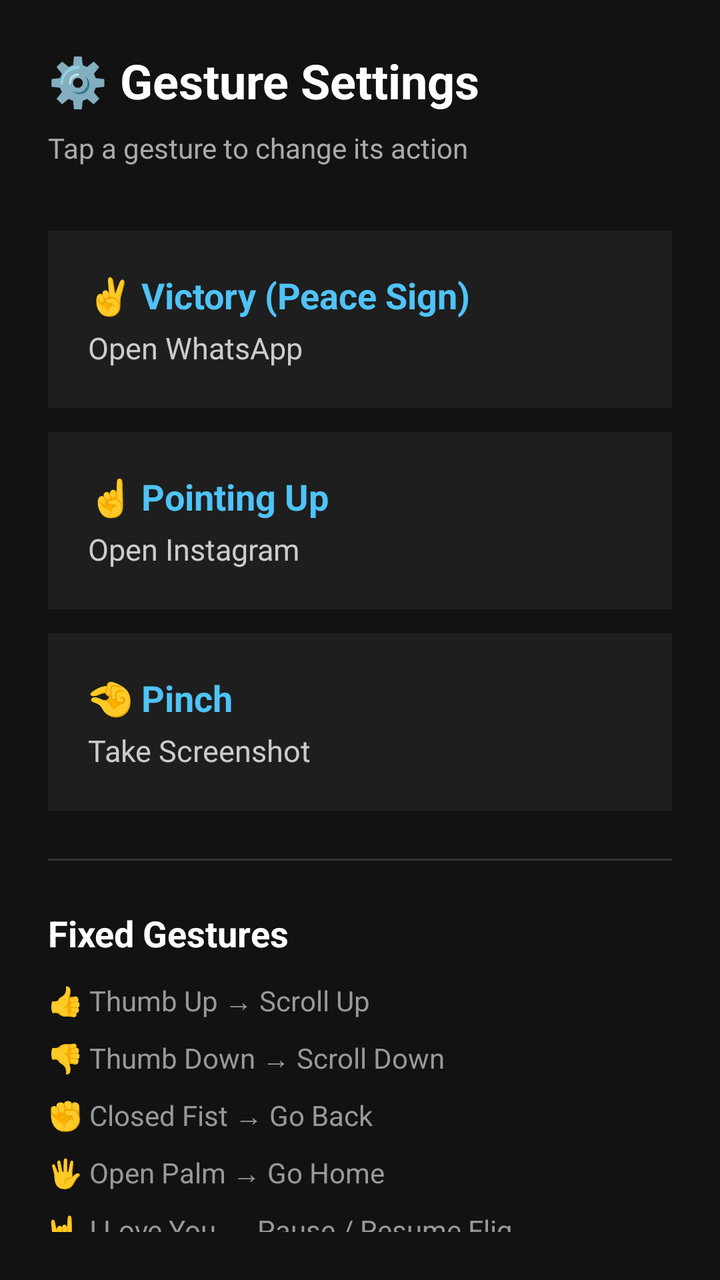
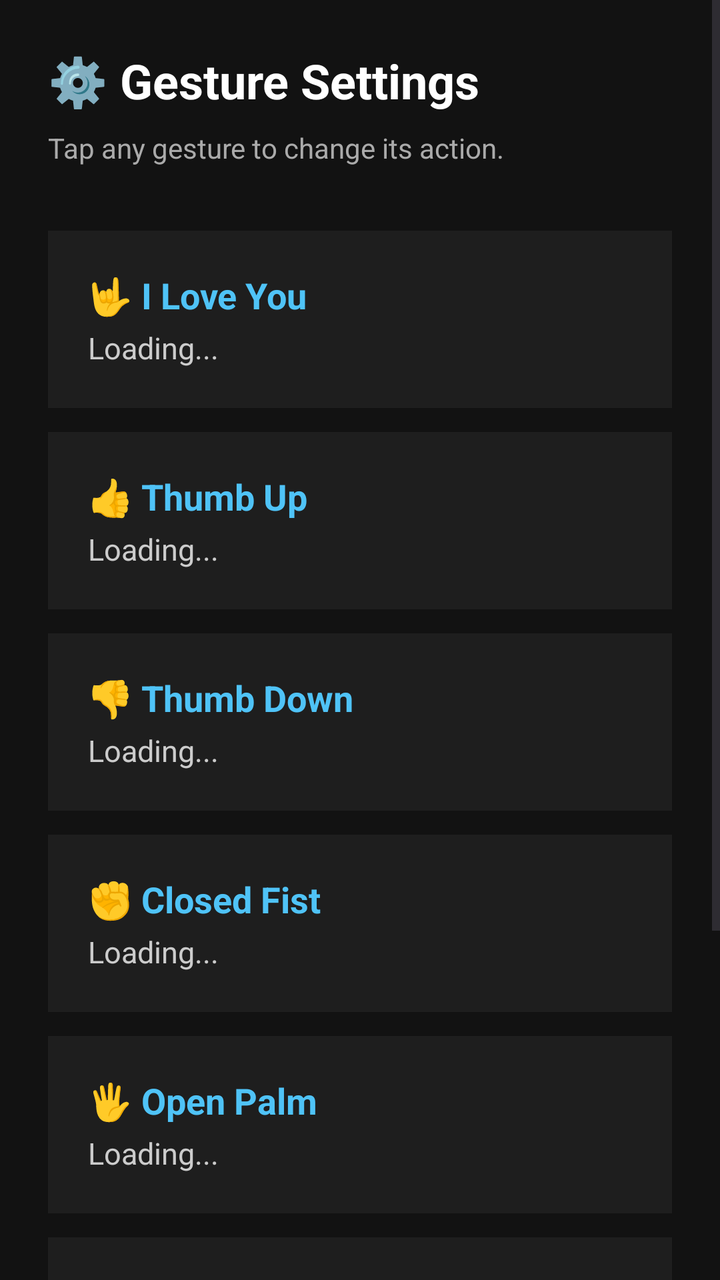

An Android layout rendered at two revisions. The XML below is the earlier revision; the diff shows what the commit changed to produce the second picture.
<!-- AndroidManifest.xml: activity theme Theme.Fliq -->
<!-- res/layout/activity_settings.xml -->
<?xml version="1.0" encoding="utf-8"?>
<LinearLayout xmlns:android="http://schemas.android.com/apk/res/android"
    android:layout_width="match_parent"
    android:layout_height="match_parent"
    android:orientation="vertical"
    android:background="#121212"
    android:padding="24dp">

    <TextView
        android:layout_width="wrap_content"
        android:layout_height="wrap_content"
        android:text="⚙️ Gesture Settings"
        android:textColor="#FFFFFF"
        android:textSize="24sp"
        android:textStyle="bold"
        android:layout_marginBottom="8dp" />

    <TextView
        android:layout_width="wrap_content"
        android:layout_height="wrap_content"
        android:text="Tap a gesture to change its action"
        android:textColor="#AAAAAA"
        android:textSize="14sp"
        android:layout_marginBottom="32dp" />

    
    <LinearLayout
        android:id="@+id/rowVictory"
        android:layout_width="match_parent"
        android:layout_height="wrap_content"
        android:orientation="vertical"
        android:background="#1E1E1E"
        android:padding="20dp"
        android:layout_marginBottom="12dp"
        android:clickable="true"
        android:focusable="true">

        <TextView
            android:layout_width="wrap_content"
            android:layout_height="wrap_content"
            android:text="✌️ Victory (Peace Sign)"
            android:textColor="#4FC3F7"
            android:textSize="18sp"
            android:textStyle="bold" />

        <TextView
            android:id="@+id/tvVictoryAction"
            android:layout_width="wrap_content"
            android:layout_height="wrap_content"
            android:text="Open WhatsApp"
            android:textColor="#CCCCCC"
            android:textSize="15sp"
            android:layout_marginTop="4dp" />
    </LinearLayout>

    
    <LinearLayout
        android:id="@+id/rowPointingUp"
        android:layout_width="match_parent"
        android:layout_height="wrap_content"
        android:orientation="vertical"
        android:background="#1E1E1E"
        android:padding="20dp"
        android:layout_marginBottom="12dp"
        android:clickable="true"
        android:focusable="true">

        <TextView
            android:layout_width="wrap_content"
            android:layout_height="wrap_content"
            android:text="☝️ Pointing Up"
            android:textColor="#4FC3F7"
            android:textSize="18sp"
            android:textStyle="bold" />

        <TextView
            android:id="@+id/tvPointingUpAction"
            android:layout_width="wrap_content"
            android:layout_height="wrap_content"
            android:text="Open Instagram"
            android:textColor="#CCCCCC"
            android:textSize="15sp"
            android:layout_marginTop="4dp" />
    </LinearLayout>

    
    <LinearLayout
        android:id="@+id/rowPinch"
        android:layout_width="match_parent"
        android:layout_height="wrap_content"
        android:orientation="vertical"
        android:background="#1E1E1E"
        android:padding="20dp"
        android:layout_marginBottom="24dp"
        android:clickable="true"
        android:focusable="true">

        <TextView
            android:layout_width="wrap_content"
            android:layout_height="wrap_content"
            android:text="🤏 Pinch"
            android:textColor="#4FC3F7"
            android:textSize="18sp"
            android:textStyle="bold" />

        <TextView
            android:id="@+id/tvPinchAction"
            android:layout_width="wrap_content"
            android:layout_height="wrap_content"
            android:text="Take Screenshot"
            android:textColor="#CCCCCC"
            android:textSize="15sp"
            android:layout_marginTop="4dp" />
    </LinearLayout>

    
    <View
        android:layout_width="match_parent"
        android:layout_height="1dp"
        android:background="#333333"
        android:layout_marginBottom="24dp" />

    
    <TextView
        android:layout_width="wrap_content"
        android:layout_height="wrap_content"
        android:text="Fixed Gestures"
        android:textColor="#FFFFFF"
        android:textSize="18sp"
        android:textStyle="bold"
        android:layout_marginBottom="12dp" />

    <TextView
        android:layout_width="wrap_content"
        android:layout_height="wrap_content"
        android:text="👍 Thumb Up → Scroll Up\n👎 Thumb Down → Scroll Down\n✊ Closed Fist → Go Back\n🖐️ Open Palm → Go Home\n🤟 I Love You → Pause / Resume Fliq"
        android:textColor="#999999"
        android:textSize="14sp"
        android:lineSpacingMultiplier="1.5" />

</LinearLayout>
<!-- resources referenced by this layout -->
<resources>
  <style name="Theme.Fliq" parent="Theme.Material3.DayNight.NoActionBar">
          <item name="colorPrimary">#00FF88</item>
          <item name="colorOnPrimary">#000000</item>
          <item name="android:statusBarColor">#000000</item>
          <item name="android:navigationBarColor">#000000</item>
      </style>
</resources>

<!-- the commit's change to res/layout/activity_settings.xml (unified diff, before → after) -->
@@ -1,141 +1,150 @@
 <?xml version="1.0" encoding="utf-8"?>
-<LinearLayout xmlns:android="http://schemas.android.com/apk/res/android"
+<ScrollView xmlns:android="http://schemas.android.com/apk/res/android"
     android:layout_width="match_parent"
     android:layout_height="match_parent"
-    android:orientation="vertical"
-    android:background="#121212"
-    android:padding="24dp">
-
-    <TextView
-        android:layout_width="wrap_content"
-        android:layout_height="wrap_content"
-        android:text="⚙️ Gesture Settings"
-        android:textColor="#FFFFFF"
-        android:textSize="24sp"
-        android:textStyle="bold"
-        android:layout_marginBottom="8dp" />
-
-    <TextView
-        android:layout_width="wrap_content"
-        android:layout_height="wrap_content"
-        android:text="Tap a gesture to change its action"
-        android:textColor="#AAAAAA"
-        android:textSize="14sp"
-        android:layout_marginBottom="32dp" />
-
+    android:background="#121212">
     
     <LinearLayout
-        android:id="@+id/rowVictory"
         android:layout_width="match_parent"
         android:layout_height="wrap_content"
         android:orientation="vertical"
-        android:background="#1E1E1E"
-        android:padding="20dp"
-        android:layout_marginBottom="12dp"
-        android:clickable="true"
-        android:focusable="true">
+        android:padding="24dp">
 
         <TextView
             android:layout_width="wrap_content"
             android:layout_height="wrap_content"
-            android:text="✌️ Victory (Peace Sign)"
-            android:textColor="#4FC3F7"
-            android:textSize="18sp"
-            android:textStyle="bold" />
-
-        <TextView
-            android:id="@+id/tvVictoryAction"
-            android:layout_width="wrap_content"
-            android:layout_height="wrap_content"
-            android:text="Open WhatsApp"
-            android:textColor="#CCCCCC"
-            android:textSize="15sp"
-            android:layout_marginTop="4dp" />
-    </LinearLayout>
-
-    
-    <LinearLayout
-        android:id="@+id/rowPointingUp"
-        android:layout_width="match_parent"
-        android:layout_height="wrap_content"
-        android:orientation="vertical"
-        android:background="#1E1E1E"
-        android:padding="20dp"
-        android:layout_marginBottom="12dp"
-        android:clickable="true"
-        android:focusable="true">
+            android:text="⚙️ Gesture Settings"
+            android:textColor="#FFFFFF"
+            android:textSize="24sp"
+            android:textStyle="bold"
+            android:layout_marginBottom="8dp" />
 
         <TextView
             android:layout_width="wrap_content"
             android:layout_height="wrap_content"
-            android:text="☝️ Pointing Up"
-            android:textColor="#4FC3F7"
-            android:textSize="18sp"
-            android:textStyle="bold" />
+            android:text="Tap any gesture to change its action."
+            android:textColor="#AAAAAA"
+            android:textSize="14sp"
+            android:layout_marginBottom="32dp" />
 
-        <TextView
-            android:id="@+id/tvPointingUpAction"
-            android:layout_width="wrap_content"
+        
+        <LinearLayout
+            android:id="@+id/rowILoveYou"
+            android:layout_width="match_parent"
             android:layout_height="wrap_content"
-            android:text="Open Instagram"
-            android:textColor="#CCCCCC"
-            android:textSize="15sp"
-            android:layout_marginTop="4dp" />
+            android:orientation="vertical"
+            android:background="#1E1E1E"
+            android:padding="20dp"
+            android:layout_marginBottom="12dp"
+            android:clickable="true"
+            android:focusable="true">
+            <TextView android:layout_width="wrap_content" android:layout_height="wrap_content"
+                android:text="🤟 I Love You" android:textColor="#4FC3F7" android:textSize="18sp" android:textStyle="bold" />
+            <TextView android:id="@+id/tvILoveYouAction" android:layout_width="wrap_content" android:layout_height="wrap_content"
+                android:text="Loading..." android:textColor="#CCCCCC" android:textSize="15sp" android:layout_marginTop="4dp" />
+        </LinearLayout>
+
+        
+        <LinearLayout
+            android:id="@+id/rowThumbUp"
+            android:layout_width="match_parent"
+            android:layout_height="wrap_content"
+            android:orientation="vertical"
+            android:background="#1E1E1E"
+            android:padding="20dp"
+            android:layout_marginBottom="12dp"
+            android:clickable="true"
+            android:focusable="true">
+            <TextView android:layout_width="wrap_content" android:layout_height="wrap_content"
+                android:text="👍 Thumb Up" android:textColor="#4FC3F7" android:textSize="18sp" android:textStyle="bold" />
+            <TextView android:id="@+id/tvThumbUpAction" android:layout_width="wrap_content" android:layout_height="wrap_content"
+                android:text="Loading..." android:textColor="#CCCCCC" android:textSize="15sp" android:layout_marginTop="4dp" />
+        </LinearLayout>
+
+        
+        <LinearLayout
+            android:id="@+id/rowThumbDown"
+            android:layout_width="match_parent"
+            android:layout_height="wrap_content"
+            android:orientation="vertical"
+            android:background="#1E1E1E"
+            android:padding="20dp"
+            android:layout_marginBottom="12dp"
+            android:clickable="true"
+            android:focusable="true">
+            <TextView android:layout_width="wrap_content" android:layout_height="wrap_content"
+                android:text="👎 Thumb Down" android:textColor="#4FC3F7" android:textSize="18sp" android:textStyle="bold" />
+            <TextView android:id="@+id/tvThumbDownAction" android:layout_width="wrap_content" android:layout_height="wrap_content"
+                android:text="Loading..." android:textColor="#CCCCCC" android:textSize="15sp" android:layout_marginTop="4dp" />
+        </LinearLayout>
+
+        
+        <LinearLayout
+            android:id="@+id/rowClosedFist"
+            android:layout_width="match_parent"
+            android:layout_height="wrap_content"
+            android:orientation="vertical"
+            android:background="#1E1E1E"
+            android:padding="20dp"
+            android:layout_marginBottom="12dp"
+            android:clickable="true"
+            android:focusable="true">
+            <TextView android:layout_width="wrap_content" android:layout_height="wrap_content"
+                android:text="✊ Closed Fist" android:textColor="#4FC3F7" android:textSize="18sp" android:textStyle="bold" />
+            <TextView android:id="@+id/tvClosedFistAction" android:layout_width="wrap_content" android:layout_height="wrap_content"
+                android:text="Loading..." android:textColor="#CCCCCC" android:textSize="15sp" android:layout_marginTop="4dp" />
+        </LinearLayout>
+
+        
+        <LinearLayout
+            android:id="@+id/rowOpenPalm"
+            android:layout_width="match_parent"
+            android:layout_height="wrap_content"
+            android:orientation="vertical"
+            android:background="#1E1E1E"
+            android:padding="20dp"
+            android:layout_marginBottom="12dp"
+            android:clickable="true"
+            android:focusable="true">
+            <TextView android:layout_width="wrap_content" android:layout_height="wrap_content"
+                android:text="🖐️ Open Palm" android:textColor="#4FC3F7" android:textSize="18sp" android:textStyle="bold" />
+            <TextView android:id="@+id/tvOpenPalmAction" android:layout_width="wrap_content" android:layout_height="wrap_content"
+                android:text="Loading..." android:textColor="#CCCCCC" android:textSize="15sp" android:layout_marginTop="4dp" />
+        </LinearLayout>
+
+        
+        <LinearLayout
+            android:id="@+id/rowVictory"
+            android:layout_width="match_parent"
+            android:layout_height="wrap_content"
+            android:orientation="vertical"
+            android:background="#1E1E1E"
+            android:padding="20dp"
+            android:layout_marginBottom="12dp"
+            android:clickable="true"
+            android:focusable="true">
+            <TextView android:layout_width="wrap_content" android:layout_height="wrap_content"
+                android:text="✌️ Victory (Peace Sign)" android:textColor="#4FC3F7" android:textSize="18sp" android:textStyle="bold" />
+            <TextView android:id="@+id/tvVictoryAction" android:layout_width="wrap_content" android:layout_height="wrap_content"
+                android:text="Loading..." android:textColor="#CCCCCC" android:textSize="15sp" android:layout_marginTop="4dp" />
+        </LinearLayout>
+
+        
+        <LinearLayout
+            android:id="@+id/rowPointingUp"
+            android:layout_width="match_parent"
+            android:layout_height="wrap_content"
+            android:orientation="vertical"
+            android:background="#1E1E1E"
+            android:padding="20dp"
+            android:layout_marginBottom="48dp"
+            android:clickable="true"
+            android:focusable="true">
+            <TextView android:layout_width="wrap_content" android:layout_height="wrap_content"
+                android:text="☝️ Pointing Up" android:textColor="#4FC3F7" android:textSize="18sp" android:textStyle="bold" />
+            <TextView android:id="@+id/tvPointingUpAction" android:layout_width="wrap_content" android:layout_height="wrap_content"
+                android:text="Loading..." android:textColor="#CCCCCC" android:textSize="15sp" android:layout_marginTop="4dp" />
+        </LinearLayout>
+
     </LinearLayout>
-
-    
-    <LinearLayout
-        android:id="@+id/rowPinch"
-        android:layout_width="match_parent"
-        android:layout_height="wrap_content"
-        android:orientation="vertical"
-        android:background="#1E1E1E"
-        android:padding="20dp"
-        android:layout_marginBottom="24dp"
-        android:clickable="true"
-        android:focusable="true">
-
-        <TextView
-            android:layout_width="wrap_content"
-            android:layout_height="wrap_content"
-            android:text="🤏 Pinch"
-            android:textColor="#4FC3F7"
-            android:textSize="18sp"
-            android:textStyle="bold" />
-
-        <TextView
-            android:id="@+id/tvPinchAction"
-            android:layout_width="wrap_content"
-            android:layout_height="wrap_content"
-            android:text="Take Screenshot"
-            android:textColor="#CCCCCC"
-            android:textSize="15sp"
-            android:layout_marginTop="4dp" />
-    </LinearLayout>
-
-    
-    <View
-        android:layout_width="match_parent"
-        android:layout_height="1dp"
-        android:background="#333333"
-        android:layout_marginBottom="24dp" />
-
-    
-    <TextView
-        android:layout_width="wrap_content"
-        android:layout_height="wrap_content"
-        android:text="Fixed Gestures"
-        android:textColor="#FFFFFF"
-        android:textSize="18sp"
-        android:textStyle="bold"
-        android:layout_marginBottom="12dp" />
-
-    <TextView
-        android:layout_width="wrap_content"
-        android:layout_height="wrap_content"
-        android:text="👍 Thumb Up → Scroll Up\n👎 Thumb Down → Scroll Down\n✊ Closed Fist → Go Back\n🖐️ Open Palm → Go Home\n🤟 I Love You → Pause / Resume Fliq"
-        android:textColor="#999999"
-        android:textSize="14sp"
-        android:lineSpacingMultiplier="1.5" />
-
-</LinearLayout>
+</ScrollView>
